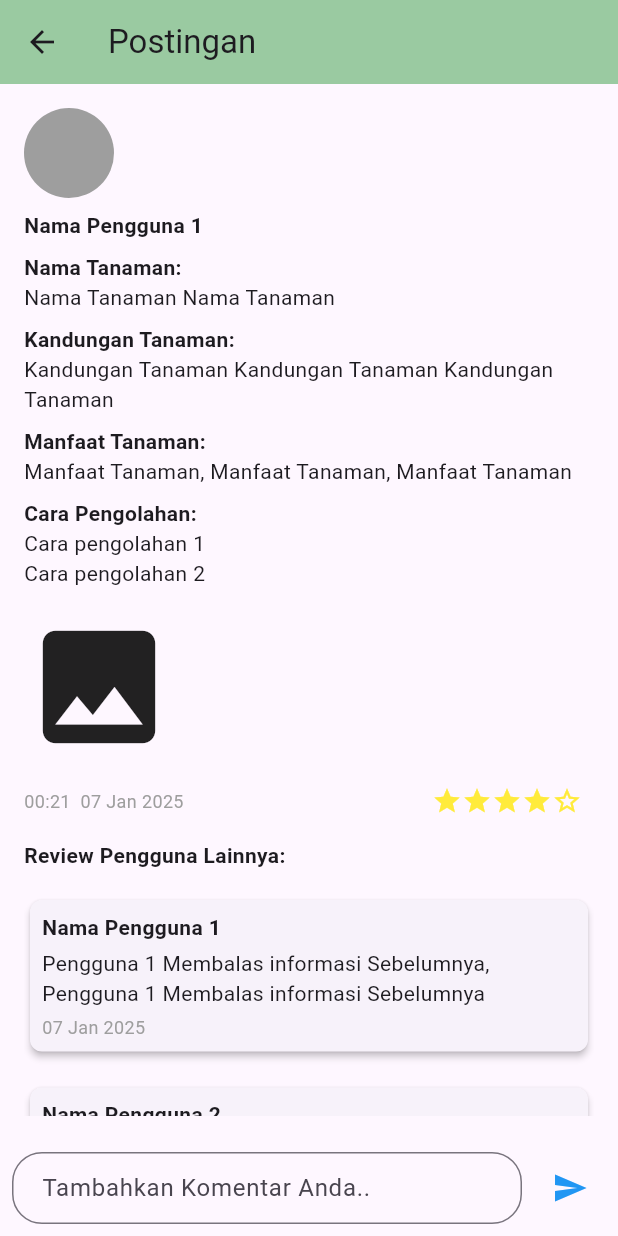
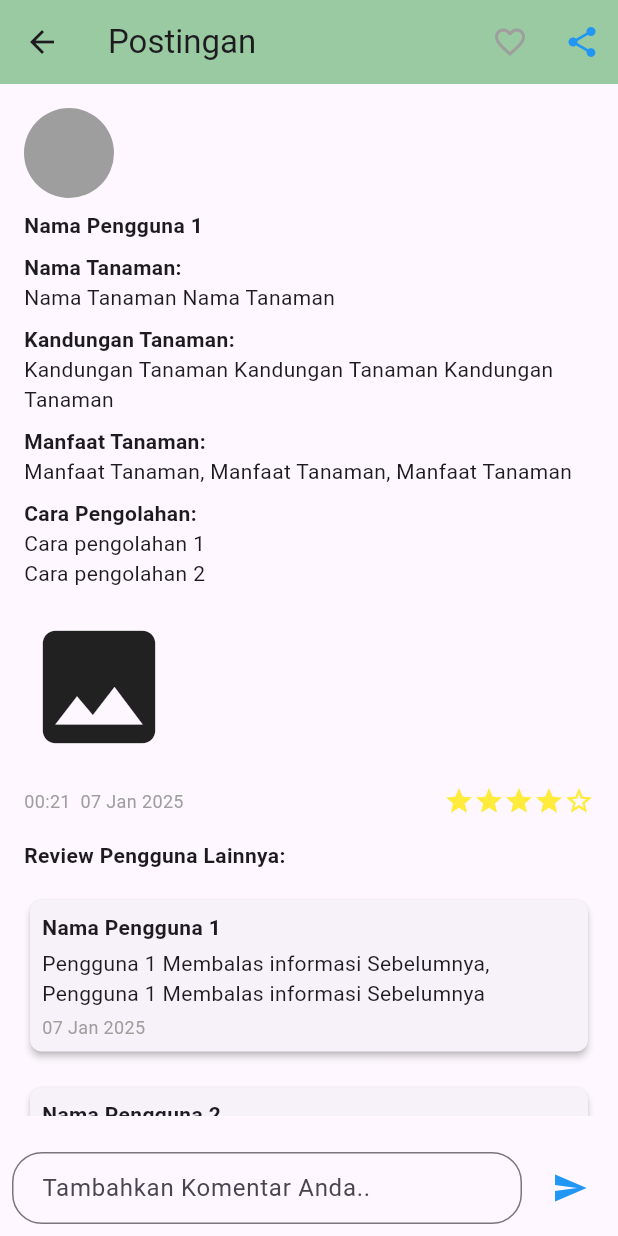
Before and after one commit to jayflinehtg/Project_TA-2024-2025-Kelompok9, a Flutter app: the screen it shows after launch, after a tap on "Lihat Detail", on a phone screen of 412 x 824 dp. Run offline on Flutter 3.47's test engine with Material 3 defaults, Android fonts, the phone set to English and light mode, and no system bars.

Commit message:
like and share

```diff
--- a/lib/detail.dart
+++ b/lib/detail.dart
@@ -10,8 +10,8 @@ class _DetailPageState extends State<DetailPage> {
   final String plantContent = 'Kandungan Tanaman Kandungan Tanaman Kandungan Tanaman';
   final String benefits = 'Manfaat Tanaman, Manfaat Tanaman, Manfaat Tanaman';
   final List<String> process = ['Cara pengolahan 1', 'Cara pengolahan 2'];
-  final String imageUrl = ''; // Add image URL if available
-
+  final String imageUrl = '';
+  bool isLiked = false;
   List<Map<String, String>> reviews = [
     {
       'username': 'Nama Pengguna 1',
@@ -23,11 +23,6 @@ class _DetailPageState extends State<DetailPage> {
       'review': 'Pengguna 2 Membalas informasi Sebelumnya, Pengguna 2 Membalas informasi Sebelumnya',
       'date': '08 Jan 2025',
     },
-    {
-      'username': 'Nama Pengguna 3',
-      'review': 'Pengguna 3 Membalas informasi Sebelumnya, Pengguna 3 Membalas informasi Sebelumnya',
-      'date': '09 Jan 2025',
-    },
   ];
 
   final TextEditingController _commentController = TextEditingController();
@@ -37,9 +32,9 @@ class _DetailPageState extends State<DetailPage> {
     if (newComment.isNotEmpty) {
       setState(() {
         reviews.add({
-          'username': 'Pengguna Baru', // Bisa diganti dengan nama pengguna yang login
+          'username': 'Pengguna Baru',
           'review': newComment,
-          'date': '10 Jan 2025', // Bisa diganti dengan tanggal sekarang secara otomatis
+          'date': '10 Jan 2025',
         });
         _commentController.clear();
       });
@@ -52,6 +47,22 @@ class _DetailPageState extends State<DetailPage> {
       appBar: AppBar(
         title: const Text('Postingan'),
         backgroundColor: const Color(0xFF9ACAA1),
+        actions: [
+          IconButton(
+            icon: const Icon(Icons.favorite_border, color: Colors.grey),
+            onPressed: () {
+              setState(() {
+                isLiked = !isLiked;
+              });
+            },
+          ),
+          IconButton(
+            icon: const Icon(Icons.share, color: Colors.blue),
+            onPressed: () {
+              // Implement share functionality
+            },
+          ),
+        ],
       ),
       body: Column(
         children: [
@@ -62,7 +73,6 @@ class _DetailPageState extends State<DetailPage> {
                 child: Column(
                   crossAxisAlignment: CrossAxisAlignment.start,
                   children: [
-                    // Plant details section
                     const CircleAvatar(
                       radius: 30,
                       backgroundColor: Colors.grey,
@@ -82,33 +92,20 @@ class _DetailPageState extends State<DetailPage> {
                     const Text('Cara Pengolahan:', style: TextStyle(fontWeight: FontWeight.bold)),
                     for (var item in process) Text(item),
                     const SizedBox(height: 16),
-
-                    // Image section (if available)
-                    imageUrl.isNotEmpty
-                        ? Image.network(imageUrl)
-                        : const Icon(Icons.image, size: 100),
-
+                    imageUrl.isNotEmpty ? Image.network(imageUrl) : const Icon(Icons.image, size: 100),
                     const SizedBox(height: 16),
-
-                    // Rating and Time Section
                     Row(
                       children: [
-                        const Text(
-                          '00:21  07 Jan 2025',
-                          style: TextStyle(fontSize: 12, color: Colors.grey),
-                        ),
+                        const Text('00:21  07 Jan 2025', style: TextStyle(fontSize: 12, color: Colors.grey)),
                         const Spacer(),
                         const Icon(Icons.star, color: Colors.yellow, size: 20),
                         const Icon(Icons.star, color: Colors.yellow, size: 20),
                         const Icon(Icons.star, color: Colors.yellow, size: 20),
                         const Icon(Icons.star, color: Colors.yellow, size: 20),
                         const Icon(Icons.star_border, color: Colors.yellow, size: 20),
-                        const SizedBox(width: 8),
                       ],
                     ),
                     const SizedBox(height: 16),
-
-                    // Reviews section
                     const Text('Review Pengguna Lainnya:', style: TextStyle(fontWeight: FontWeight.bold)),
                     const SizedBox(height: 8),
                     for (var review in reviews)
--- a/lib/main.dart
+++ b/lib/main.dart
@@ -32,7 +32,6 @@ class _MyHomePageState extends State<MyHomePage> {
 
   static final List<Widget> _widgetOptions = <Widget>[
     HomePage(),
-    Text('Search'),
     Text('TambahDataTanamanHerbal'), // Tambah halaman Tambah Data Tanaman Herbal
     LoginPage(),
   ];
@@ -57,10 +56,6 @@ class _MyHomePageState extends State<MyHomePage> {
             label: 'Home',
           ),
           BottomNavigationBarItem(
-            icon: Icon(Icons.search),
-            label: 'Search',
-          ),
-          BottomNavigationBarItem(
             icon: Icon(Icons.add),
             label: 'Tambah Data',
           ),
```
Also changed, not shown: 3 other files.
